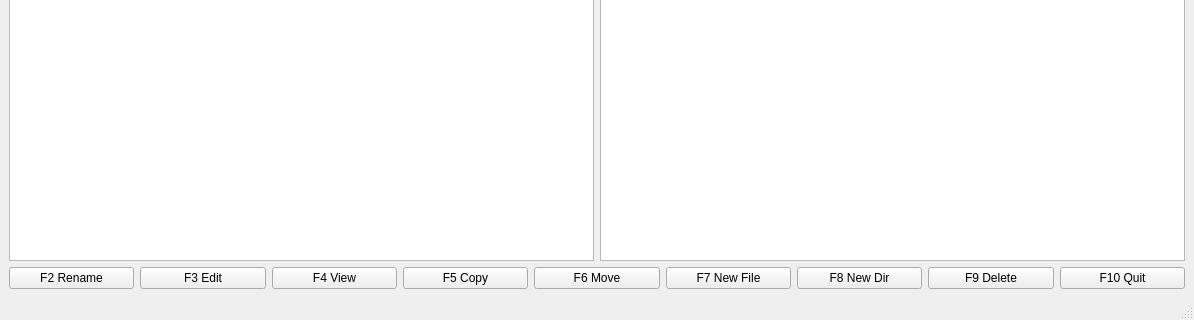
Before: the Qt Designer form mainwindow.ui in LebyakMarki/File_Manager_OS, drawn with Qt 5; both pictures show x 0 to 1194 and y 402 to 722 of the 1194 by 722 pixel window.
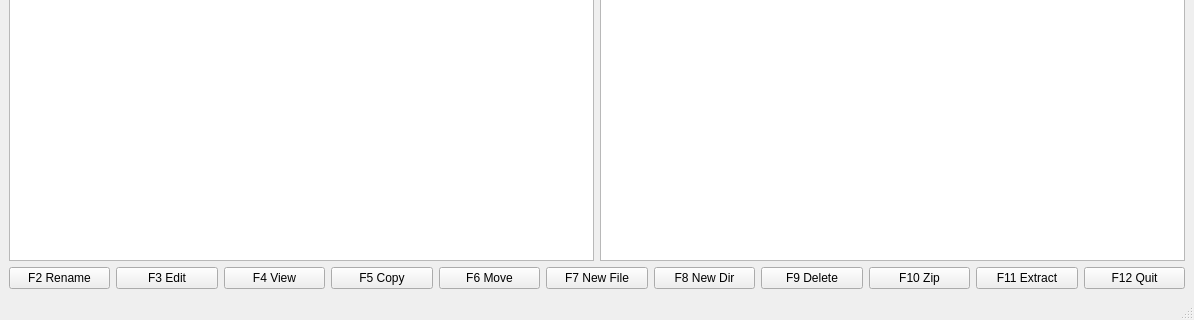
After: the same form once the commit is applied. Icons and pictures are not drawn.

Commit message: Added two more buttons

What changed in the file:
```diff
--- a/mainwindow.ui
+++ b/mainwindow.ui
@@ -99,10 +99,24 @@
         </property>
        </widget>
       </item>
+      <item>
+       <widget class="QPushButton" name="zipButton">
+        <property name="text">
+         <string>F10 Zip</string>
+        </property>
+       </widget>
+      </item>
+      <item>
+       <widget class="QPushButton" name="extractButton">
+        <property name="text">
+         <string>F11 Extract</string>
+        </property>
+       </widget>
+      </item>
       <item>
        <widget class="QPushButton" name="quitButton">
         <property name="text">
-         <string>F10 Quit</string>
+         <string>F12 Quit</string>
         </property>
        </widget>
       </item>
```
The commit also changes 3 other files.
